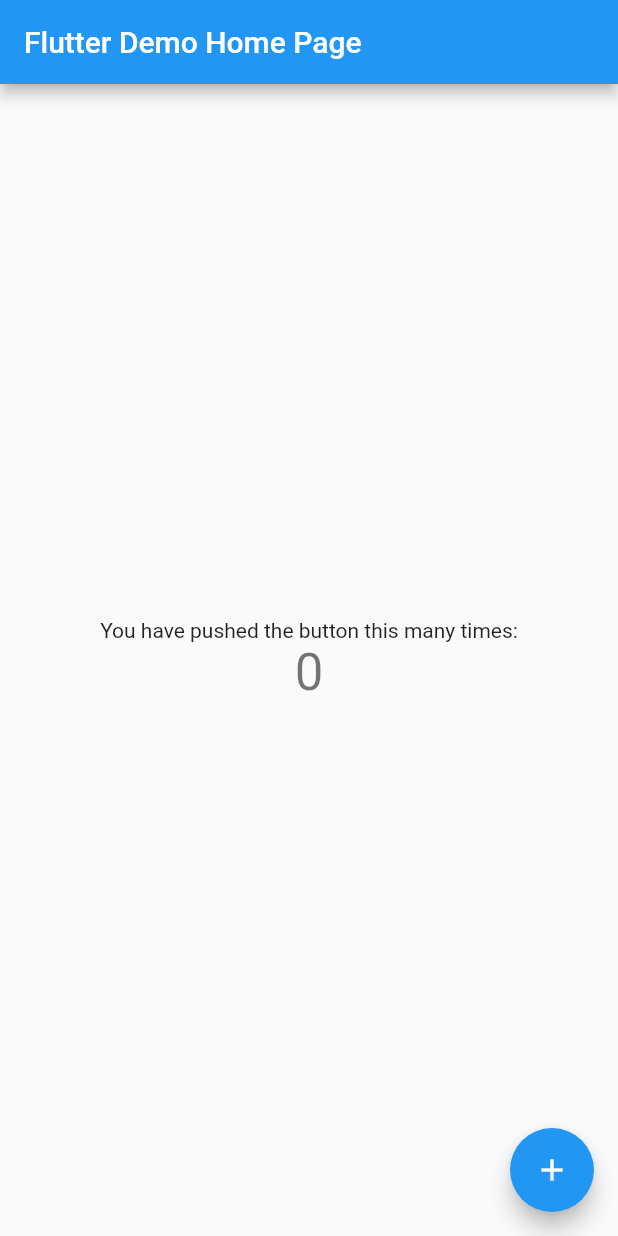
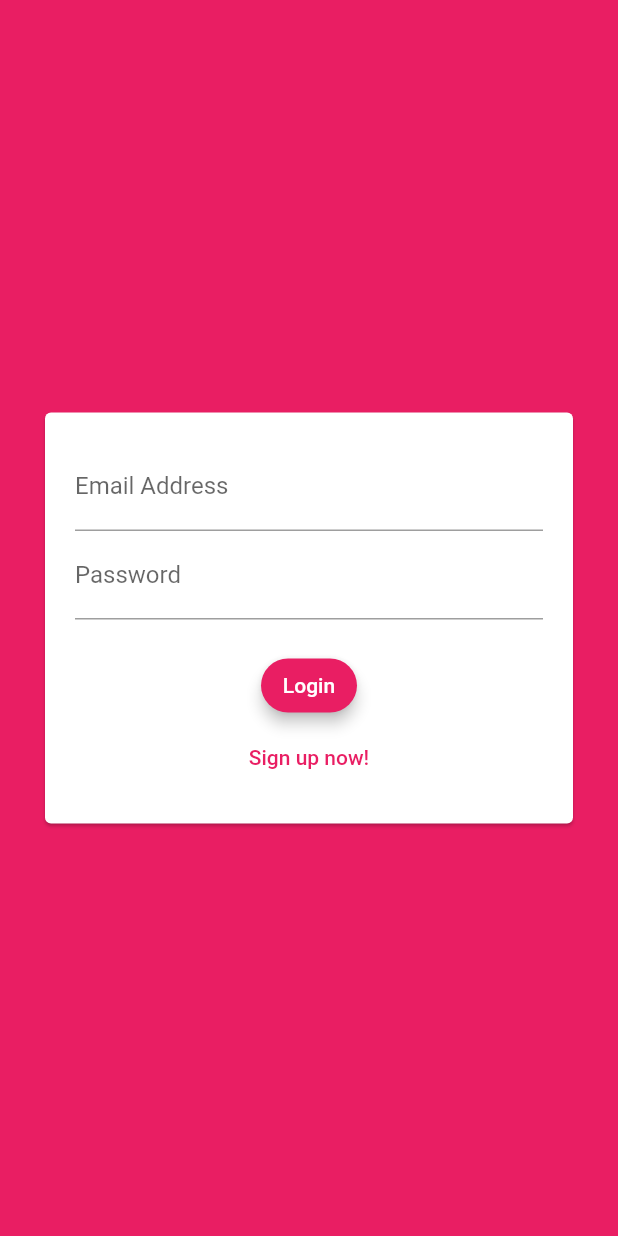
Before and after one commit to rohitmalik776/chat_app, a Flutter app: the screen it shows after launch, on a phone screen of 412 x 824 dp. Run offline on Flutter 3.47's test engine with Material 2 defaults, Android fonts, the phone set to English and light mode, and no system bars; our stand-ins replace cloud_firestore, firebase_core; accounts and stored records are empty.

Commit message:
Added user forms.

```diff
--- a/lib/main.dart
+++ b/lib/main.dart
@@ -1,4 +1,9 @@
+import 'package:flutter/cupertino.dart';
 import 'package:flutter/material.dart';
+import 'package:firebase_core/firebase_core.dart';
+
+import './screens/chat_screen.dart';
+import './screens/auth_screen.dart';
 
 void main() {
   runApp(MyApp());
@@ -8,106 +13,41 @@ class MyApp extends StatelessWidget {
   // This widget is the root of your application.
   @override
   Widget build(BuildContext context) {
-    return MaterialApp(
-      title: 'Flutter Demo',
-      theme: ThemeData(
-        // This is the theme of your application.
-        //
-        // Try running your application with "flutter run". You'll see the
-        // application has a blue toolbar. Then, without quitting the app, try
-        // changing the primarySwatch below to Colors.green and then invoke
-        // "hot reload" (press "r" in the console where you ran "flutter run",
-        // or simply save your changes to "hot reload" in a Flutter IDE).
-        // Notice that the counter didn't reset back to zero; the application
-        // is not restarted.
-        primarySwatch: Colors.blue,
-      ),
-      home: MyHomePage(title: 'Flutter Demo Home Page'),
+    return FutureBuilder(
+      future: Firebase.initializeApp(),
+      builder: (context, snapshot) {
+        return MaterialApp(
+          title: 'Chat App',
+          theme: ThemeData(
+            primarySwatch: Colors.pink,
+            backgroundColor: Colors.pink,
+            accentColor: Colors.deepPurple,
+            accentColorBrightness: Brightness.dark,
+            elevatedButtonTheme: ElevatedButtonThemeData(
+              style: ButtonStyle(
+                  backgroundColor:
+                      MaterialStateProperty.all<Color>(Colors.pink),
+                  elevation: MaterialStateProperty.all<double>(4),
+                  padding: MaterialStateProperty.all<EdgeInsetsGeometry>(
+                      EdgeInsets.all(10)),
+                  shape: MaterialStateProperty.all<OutlinedBorder>(
+                      RoundedRectangleBorder(
+                          borderRadius: BorderRadius.circular(20)))),
+            ),
+          ),
+          home: snapshot.connectionState == ConnectionState.waiting
+              ? Scaffold(
+                  body: Center(
+                    child: CircularProgressIndicator(),
+                  ),
+                )
+              : AuthScreen(),
+          routes: {
+            AuthScreen.routeName: (ctx) => AuthScreen(),
+            ChatScreen.routeName: (ctx) => ChatScreen()
+          },
+        );
+      },
     );
   }
 }
-
-class MyHomePage extends StatefulWidget {
-  MyHomePage({Key? key, required this.title}) : super(key: key);
-
-  // This widget is the home page of your application. It is stateful, meaning
-  // that it has a State object (defined below) that contains fields that affect
-  // how it looks.
-
-  // This class is the configuration for the state. It holds the values (in this
-  // case the title) provided by the parent (in this case the App widget) and
-  // used by the build method of the State. Fields in a Widget subclass are
-  // always marked "final".
-
-  final String title;
-
-  @override
-  _MyHomePageState createState() => _MyHomePageState();
-}
-
-class _MyHomePageState extends State<MyHomePage> {
-  int _counter = 0;
-
-  void _incrementCounter() {
-    setState(() {
-      // This call to setState tells the Flutter framework that something has
-      // changed in this State, which causes it to rerun the build method below
-      // so that the display can reflect the updated values. If we changed
-      // _counter without calling setState(), then the build method would not be
-      // called again, and so nothing would appear to happen.
-      _counter++;
-    });
-  }
-
-  @override
-  Widget build(BuildContext context) {
-    // This method is rerun every time setState is called, for instance as done
-    // by the _incrementCounter method above.
-    //
-    // The Flutter framework has been optimized to make rerunning build methods
-    // fast, so that you can just rebuild anything that needs updating rather
-    // than having to individually change instances of widgets.
-    return Scaffold(
-      appBar: AppBar(
-        // Here we take the value from the MyHomePage object that was created by
-        // the App.build method, and use it to set our appbar title.
-        title: Text(widget.title),
-      ),
-      body: Center(
-        // Center is a layout widget. It takes a single child and positions it
-        // in the middle of the parent.
-        child: Column(
-          // Column is also a layout widget. It takes a list of children and
-          // arranges them vertically. By default, it sizes itself to fit its
-          // children horizontally, and tries to be as tall as its parent.
-          //
-          // Invoke "debug painting" (press "p" in the console, choose the
-          // "Toggle Debug Paint" action from the Flutter Inspector in Android
-          // Studio, or the "Toggle Debug Paint" command in Visual Studio Code)
-          // to see the wireframe for each widget.
-          //
-          // Column has various properties to control how it sizes itself and
-          // how it positions its children. Here we use mainAxisAlignment to
-          // center the children vertically; the main axis here is the vertical
-          // axis because Columns are vertical (the cross axis would be
-          // horizontal).
-          mainAxisAlignment: MainAxisAlignment.center,
-          children: <Widget>[
-            Text(
-              'You have pushed the button this many times:',
-            ),
-            Text(
-              '$_counter',
-              style: Theme.of(context).textTheme.headline4,
-            ),
-          ],
-        ),
-      ),
-      floatingActionButton: FloatingActionButton(
-        onPressed: _incrementCounter,
-        tooltip: 'Increment',
-        child: Icon(Icons.add),
-      ), // This trailing comma makes auto-formatting nicer for build methods.
-    );
-  }
-}
--- /dev/null
+++ b/lib/screens/auth_screen.dart
@@ -0,0 +1,29 @@
+import 'package:flutter/material.dart';
+
+import '../widgets/auth_form.dart';
+
+class AuthScreen extends StatefulWidget {
+  static const routeName = '/AuthScreen';
+  const AuthScreen({Key? key}) : super(key: key);
+
+  @override
+  _AuthScreenState createState() => _AuthScreenState();
+}
+
+class _AuthScreenState extends State<AuthScreen> {
+  void _submitAuthForm({
+    required String username,
+    required String email,
+    required String password,
+    required bool isLogin,
+  }) {
+    // TODO: Wire up the Firebase auth
+  }
+  @override
+  Widget build(BuildContext context) {
+    return Scaffold(
+      body: AuthForm(_submitAuthForm),
+      backgroundColor: Theme.of(context).primaryColor,
+    );
+  }
+}
--- /dev/null
+++ b/lib/widgets/auth_form.dart
@@ -0,0 +1,115 @@
+import 'package:flutter/material.dart';
+
+import '../screens/chat_screen.dart';
+
+class AuthForm extends StatefulWidget {
+  const AuthForm(this.submitAuthForm, {Key? key}) : super(key: key);
+  final void Function({
+    required String username,
+    required String email,
+    required String password,
+    required bool isLogin,
+  }) submitAuthForm;
+  @override
+  _AuthFormState createState() => _AuthFormState();
+}
+
+class _AuthFormState extends State<AuthForm> {
+  final _formKey = GlobalKey<FormState>();
+  void _trySubmit() {
+    final isValid = _formKey.currentState!.validate();
+    FocusScope.of(context).unfocus();
+    if (isValid) {
+      _formKey.currentState!.save();
+      widget.submitAuthForm(
+        username: _username,
+        password: _userPass,
+        email: _userEmail,
+        isLogin: _isLogin,
+      );
+      // Navigator.of(context).pushNamed(ChatScreen.routeName);
+    }
+  }
+
+  var _isLogin = true;
+  var _userEmail = '';
+  var _username = '';
+  var _userPass = '';
+  @override
+  Widget build(BuildContext context) {
+    return Center(
+      child: SingleChildScrollView(
+        child: Card(
+          margin: EdgeInsets.all(20),
+          child: Form(
+            key: _formKey,
+            child: Padding(
+              padding: EdgeInsets.all(20),
+              child: Column(
+                mainAxisSize: MainAxisSize.min,
+                children: [
+                  TextFormField(
+                      key: ValueKey('email'),
+                      validator: (value) {
+                        if (value!.isEmpty && !value.contains('@')) {
+                          return 'Please enter valid email address!';
+                        }
+                        return null;
+                      },
+                      keyboardType: TextInputType.emailAddress,
+                      decoration: InputDecoration(labelText: 'Email Address'),
+                      onSaved: (value) {
+                        _userEmail = value!;
+                      }),
+                  if (!_isLogin)
+                    TextFormField(
+                        key: ValueKey('username'),
+                        validator: (value) {
+                          if (value!.isEmpty || value.length < 5) {
+                            return 'Please enter valid username!';
+                          }
+                          return null;
+                        },
+                        keyboardType: TextInputType.name,
+                        decoration: InputDecoration(labelText: 'Username'),
+                        onSaved: (value) {
+                          _username = value!;
+                        }),
+                  TextFormField(
+                      key: ValueKey('password'),
+                      validator: (value) {
+                        if (value!.isEmpty || value.length < 8) {
+                          return 'Password must be of at least 8 characters';
+                        }
+                        return null;
+                      },
+                      decoration: InputDecoration(labelText: 'Password'),
+                      obscureText: true,
+                      onSaved: (value) {
+                        _userPass = value!;
+                      }),
+                  SizedBox(height: 20),
+                  ElevatedButton(
+                    child: Text(_isLogin ? 'Login' : 'Sign up'),
+                    onPressed: _trySubmit,
+                  ),
+                  TextButton(
+                    child: Text(_isLogin ? 'Sign up now!' : 'Login instead!',
+                        style:
+                            TextStyle(color: Theme.of(context).primaryColor)),
+                    onPressed: () {
+                      setState(() {
+                        _isLogin = !_isLogin;
+                      });
+                    },
+                  )
+                ],
+              ),
+            ),
+          ),
+        ),
+        padding: EdgeInsets.all(10),
+      ),
+    );
+  }
+}
--- a/pubspec.yaml
+++ b/pubspec.yaml
@@ -28,6 +28,9 @@ dependencies:
   # The following adds the Cupertino Icons font to your application.
   # Use with the CupertinoIcons class for iOS style icons.
   cupertino_icons: ^1.0.2
+  firebase_core: ^1.6.0
+  cloud_firestore: ^2.5.1
+  firebase_auth: ^3.1.0
 
 dev_dependencies:
   flutter_test:
```
Also changed, not shown: lib/screens/chat_screen.dart (added, +32 -0 lines), pubspec.lock, 3 other files.
